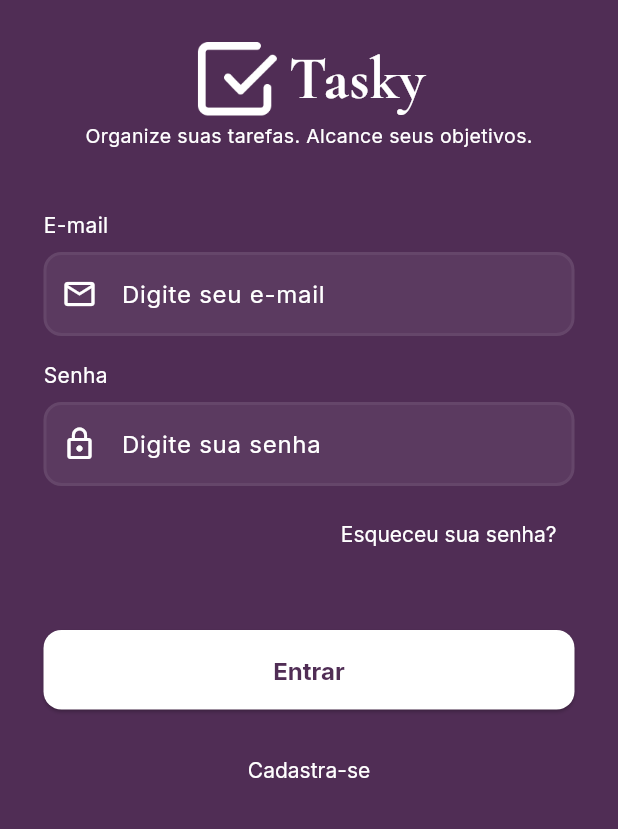
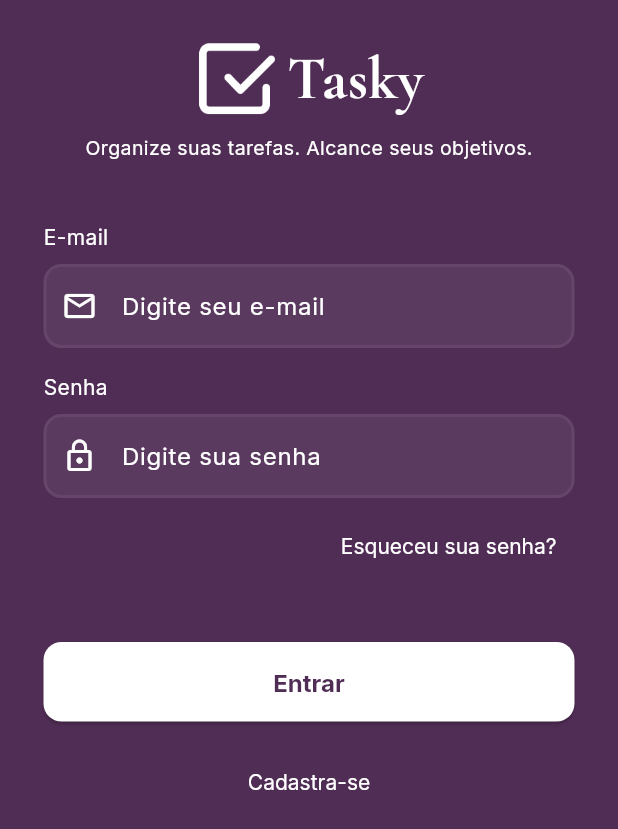
Before and after one commit to PedroHenriqueFrancozo/Tasky, a Flutter app: the screen it shows after launch, on a phone screen of 412 x 824 dp. Shown: the top 829 px of the screen. Run offline on Flutter 3.47's test engine with Material 3 defaults, Android fonts, the light colour scheme and no system bars.

Commit message:
refactor: create reusable AppHeader widget

```diff
--- a/lib/Screens/Login/loging_screen.dart
+++ b/lib/Screens/Login/loging_screen.dart
@@ -3,6 +3,7 @@ import 'package:tasky_flutter/theme/app_colors.dart';
 import 'package:tasky_flutter/theme/app_text_styles.dart';
 import 'package:tasky_flutter/widgets/app_text_field.dart';
 import 'package:tasky_flutter/widgets/app_button.dart';
+import 'package:tasky_flutter/widgets/app_header.dart';
 
 class LoginScreen extends StatelessWidget {
   const LoginScreen({super.key});
@@ -15,25 +16,7 @@ class LoginScreen extends StatelessWidget {
           child: Padding(padding: const EdgeInsets.all(24),
           child: Column(
             children: [
-              Row(
-              mainAxisAlignment: MainAxisAlignment.center,
-                children: [
-
-                  Image.asset("assets/images/logo.png",
-                  width: 56,
-                  height: 56,
-                  ),
-
-                  SizedBox(width: 8,),
-                  Text('Tasky',
-                    style: AppTextStyles.title
-                  ),
-                ],
-              ),
-
-              Text('Organize suas tarefas. Alcance seus objetivos.',
-                style: AppTextStyles.subtitle
-              ),
+              const AppHeader(),
 
               const SizedBox(height: 40),
 
--- /dev/null
+++ b/lib/widgets/app_header.dart
@@ -0,0 +1,36 @@
+import 'package:flutter/material.dart';
+import 'package:tasky_flutter/theme/app_text_styles.dart';
+
+class AppHeader extends StatelessWidget{
+
+  const AppHeader({super.key});
+
+  @override
+  Widget build(BuildContext context) {
+    return Column(
+      children: [
+        Row(
+          mainAxisAlignment: MainAxisAlignment.center,
+          children: [
+          Image.asset('assets/images/logo.png',
+            width: 54,
+            height: 54,
+          ),
+
+          SizedBox(width: 8),
+
+          Text('Tasky',
+          style: AppTextStyles.title
+          ),
+        ]
+      ),
+
+        const SizedBox(height: 8),
+
+        Text('Organize suas tarefas. Alcance seus objetivos.',
+          style: AppTextStyles.subtitle
+        )
+      ]
+    );
+  }
+}
```
